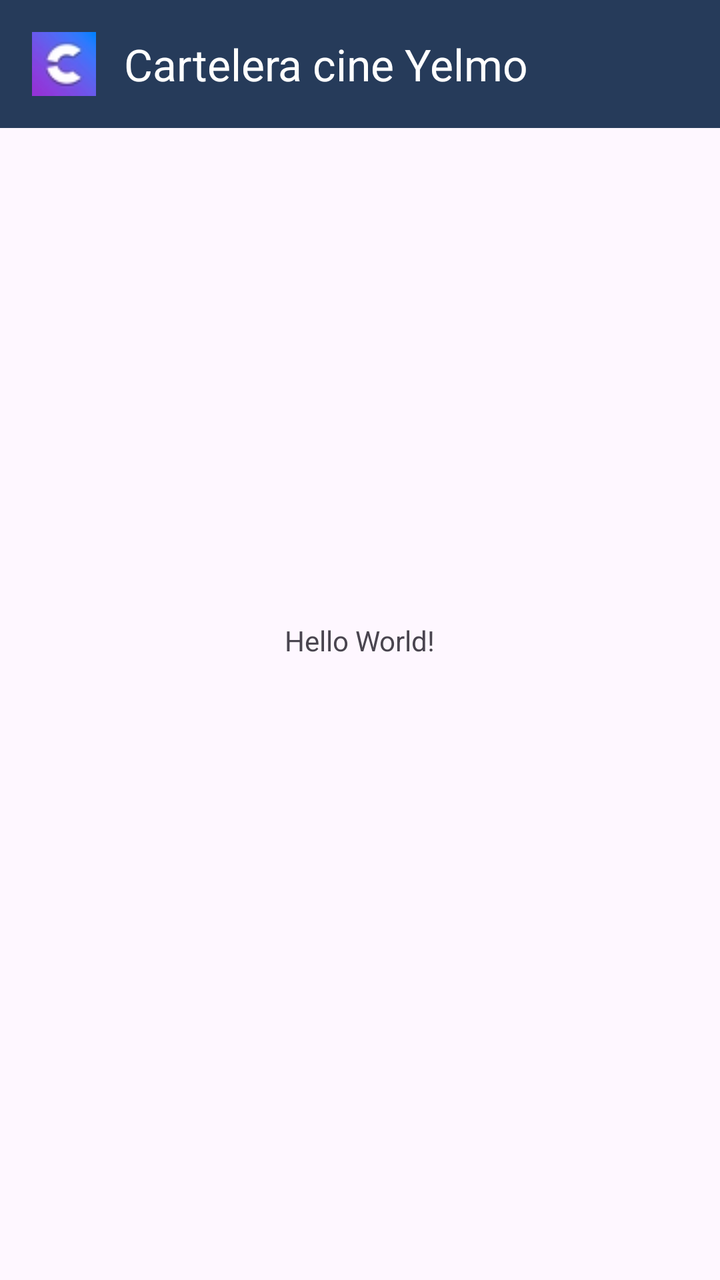
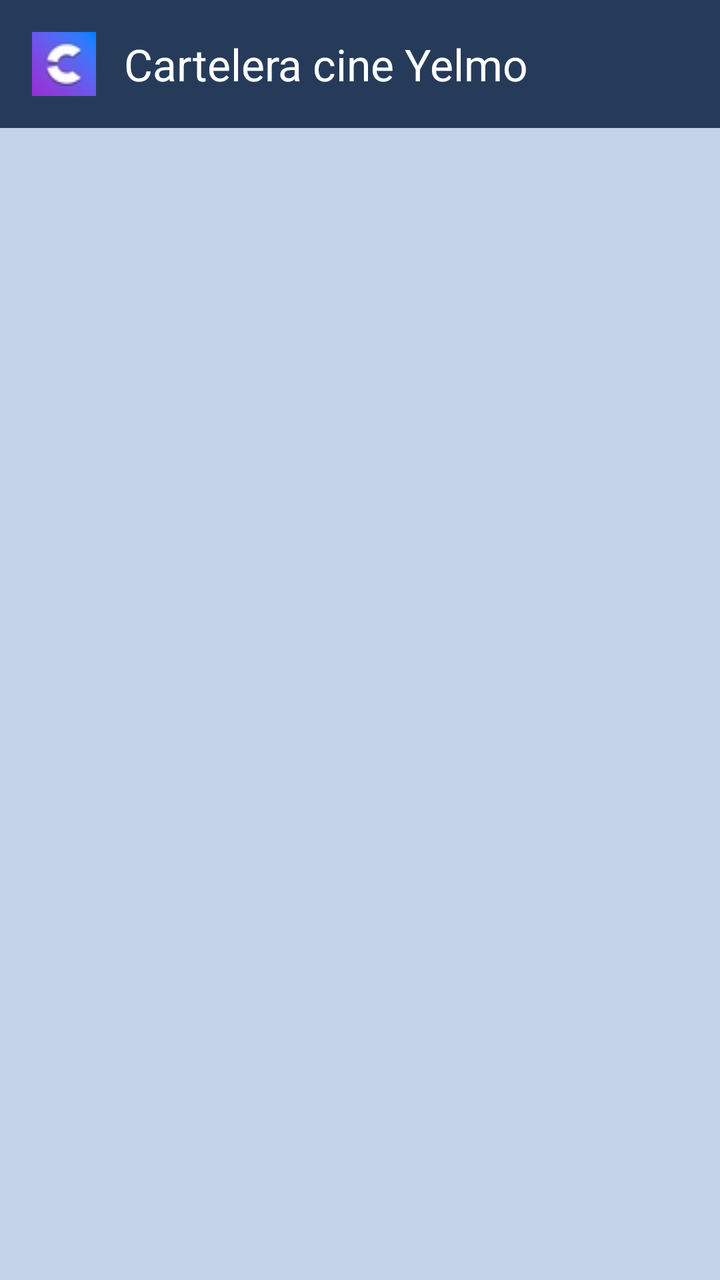

An Android layout rendered at two revisions. The XML below is the earlier revision; the diff shows what the commit changed to produce the second picture.
<!-- AndroidManifest.xml: application theme Theme.IPeliculasJaime -->
<!-- res/layout/activity_main.xml -->
<?xml version="1.0" encoding="utf-8"?>
<androidx.constraintlayout.widget.ConstraintLayout xmlns:android="http://schemas.android.com/apk/res/android"
    xmlns:app="http://schemas.android.com/apk/res-auto"
    xmlns:tools="http://schemas.android.com/tools"
    android:id="@+id/main"
    android:layout_width="match_parent"
    android:layout_height="match_parent"
    tools:context=".MainActivity">

    <androidx.appcompat.widget.Toolbar
        android:layout_width="match_parent"
        android:layout_height="wrap_content"
        android:id="@id/toolbar"
        android:background="@color/toolbar"
        app:logo="@drawable/logoyelmo"
        app:title="Cartelera cine Yelmo"
        app:titleMarginStart="30dp"
        android:theme="@style/ThemeOverlay.AppCompat.Dark.ActionBar"
        app:popupTheme="@style/ThemeOverlay.AppCompat.Light"
        app:layout_constraintTop_toTopOf="parent"/>

    <TextView
        android:layout_width="wrap_content"
        android:layout_height="wrap_content"
        android:text="Hello World!"
        app:layout_constraintBottom_toBottomOf="parent"
        app:layout_constraintEnd_toEndOf="parent"
        app:layout_constraintStart_toStartOf="parent"
        app:layout_constraintTop_toTopOf="parent" />

</androidx.constraintlayout.widget.ConstraintLayout>
<!-- resources referenced by this layout -->
<resources>
  <color name="toolbar">#263B5A</color>
  <!-- drawable logoyelmo: png bitmap (drawable, 1740 bytes) -->
  <style name="Theme.IPeliculasJaime" parent="Base.Theme.IPeliculasJaime" />
  <style name="Base.Theme.IPeliculasJaime" parent="Theme.Material3.DayNight.NoActionBar">
          
          
      </style>
</resources>

<!-- the commit's change to res/layout/activity_main.xml (unified diff, before → after) -->
@@ -5,27 +5,30 @@
     android:id="@+id/main"
     android:layout_width="match_parent"
     android:layout_height="match_parent"
+    android:background="@color/fondo"
     tools:context=".MainActivity">
 
     <androidx.appcompat.widget.Toolbar
+        android:id="@id/toolbar"
         android:layout_width="match_parent"
         android:layout_height="wrap_content"
-        android:id="@id/toolbar"
         android:background="@color/toolbar"
+        android:theme="@style/ThemeOverlay.AppCompat.Dark.ActionBar"
+        app:layout_constraintTop_toTopOf="parent"
         app:logo="@drawable/logoyelmo"
+        app:popupTheme="@style/ThemeOverlay.AppCompat.Light"
         app:title="Cartelera cine Yelmo"
-        app:titleMarginStart="30dp"
-        android:theme="@style/ThemeOverlay.AppCompat.Dark.ActionBar"
-        app:popupTheme="@style/ThemeOverlay.AppCompat.Light"
-        app:layout_constraintTop_toTopOf="parent"/>
+        app:titleMarginStart="30dp" />
 
-    <TextView
-        android:layout_width="wrap_content"
-        android:layout_height="wrap_content"
-        android:text="Hello World!"
+    <androidx.recyclerview.widget.RecyclerView
+        android:id="@+id/recyclerPeliculas"
+        android:layout_width="0dp"
+        android:layout_height="0dp"
+        android:padding="10dp"
         app:layout_constraintBottom_toBottomOf="parent"
         app:layout_constraintEnd_toEndOf="parent"
         app:layout_constraintStart_toStartOf="parent"
-        app:layout_constraintTop_toTopOf="parent" />
+        app:layout_constraintTop_toBottomOf="@+id/toolbar"
+        app:layout_constraintVertical_bias="0.0" />
 
 </androidx.constraintlayout.widget.ConstraintLayout>
<!-- resource entries referenced after the edit -->
@@ -1,5 +1,6 @@
 <!-- resources referenced by this layout -->
 <resources>
+  <color name="fondo">#C5D3E8</color>
   <color name="toolbar">#263B5A</color>
   <!-- drawable logoyelmo: png bitmap (drawable, 1740 bytes) -->
   <style name="Theme.IPeliculasJaime" parent="Base.Theme.IPeliculasJaime" />
